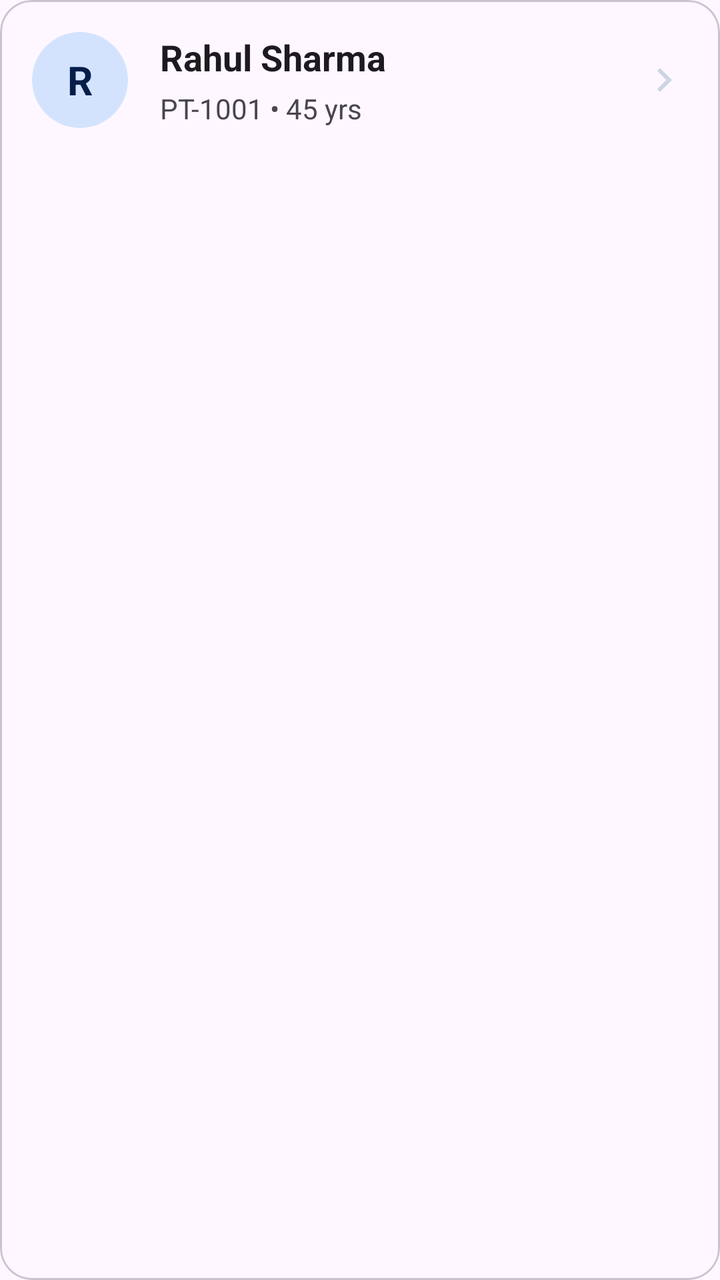
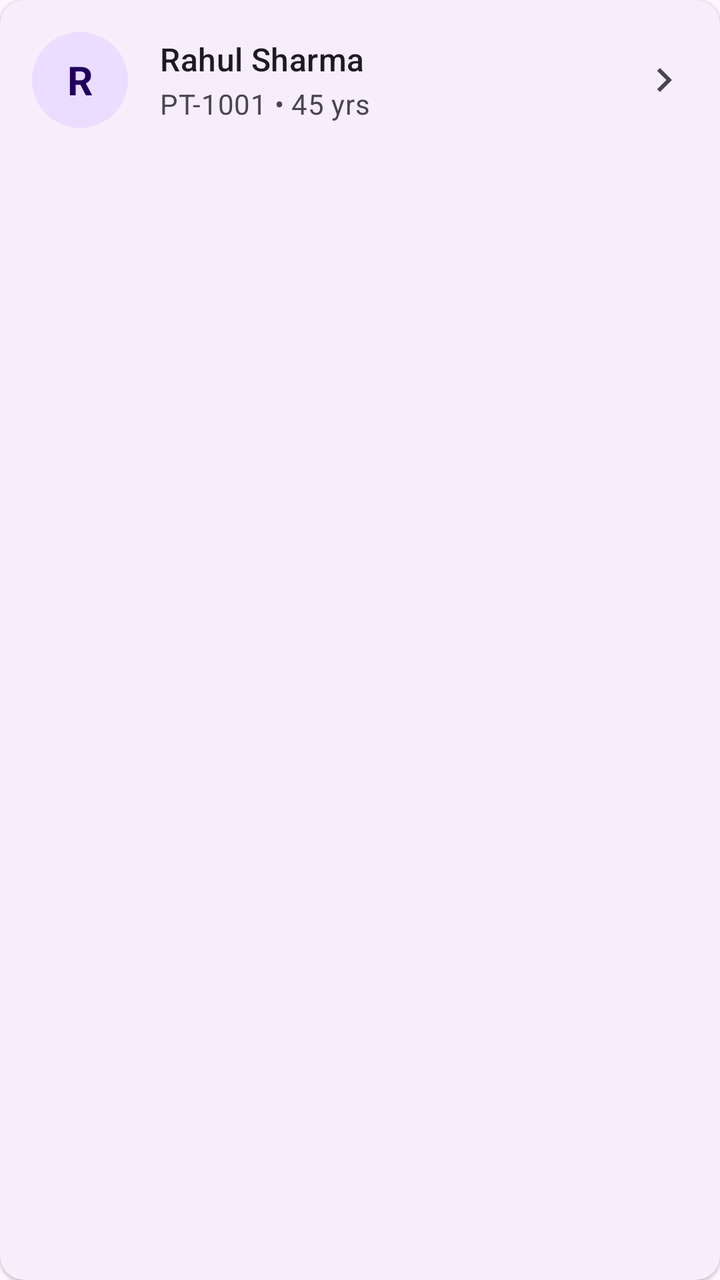

An Android layout rendered at two revisions. The XML below is the earlier revision; the diff shows what the commit changed to produce the second picture.
<!-- AndroidManifest.xml: application theme Theme.Healthcare_app -->
<!-- res/layout/item_patient_card.xml -->
<?xml version="1.0" encoding="utf-8"?>
<com.google.android.material.card.MaterialCardView xmlns:android="http://schemas.android.com/apk/res/android"
    xmlns:app="http://schemas.android.com/apk/res-auto"
    android:layout_width="match_parent"
    android:layout_height="wrap_content"
    android:layout_marginHorizontal="16dp"
    android:layout_marginVertical="8dp"
    app:cardBackgroundColor="?attr/colorSurface"
    app:cardCornerRadius="16dp"
    app:cardElevation="0dp"
    app:strokeColor="?attr/colorOutlineVariant"
    app:strokeWidth="1dp">

    <androidx.constraintlayout.widget.ConstraintLayout
        android:layout_width="match_parent"
        android:layout_height="wrap_content"
        android:padding="16dp">

        <TextView
            android:id="@+id/textAvatar"
            android:layout_width="48dp"
            android:layout_height="48dp"
            android:background="@drawable/bg_circle_avatar"
            android:gravity="center"
            android:text="R"
            android:textColor="@color/avatar_text_blue"
            android:textSize="20sp"
            android:textStyle="bold"
            app:layout_constraintBottom_toBottomOf="parent"
            app:layout_constraintStart_toStartOf="parent"
            app:layout_constraintTop_toTopOf="parent" />

        <TextView
            android:id="@+id/textPatientName"
            android:layout_width="0dp"
            android:layout_height="wrap_content"
            android:layout_marginStart="16dp"
            android:layout_marginEnd="8dp"
            android:text="Rahul Sharma"
            android:textColor="?attr/colorOnSurface"
            android:textSize="18sp"
            android:textStyle="bold"
            app:layout_constraintBottom_toTopOf="@+id/textPatientDetails"
            app:layout_constraintEnd_toStartOf="@+id/iconArrow"
            app:layout_constraintStart_toEndOf="@+id/textAvatar"
            app:layout_constraintTop_toTopOf="@+id/textAvatar"
            app:layout_constraintVertical_chainStyle="packed" />

        <TextView
            android:id="@+id/textPatientDetails"
            android:layout_width="0dp"
            android:layout_height="wrap_content"
            android:layout_marginStart="16dp"
            android:layout_marginTop="4dp"
            android:layout_marginEnd="8dp"
            android:text="PT-1001 • 45 yrs"
            android:textColor="?attr/colorOnSurfaceVariant"
            android:textSize="14sp"
            app:layout_constraintBottom_toBottomOf="@+id/textAvatar"
            app:layout_constraintEnd_toStartOf="@+id/iconArrow"
            app:layout_constraintStart_toEndOf="@+id/textAvatar"
            app:layout_constraintTop_toBottomOf="@+id/textPatientName" />

        <ImageView
            android:id="@+id/iconArrow"
            android:layout_width="wrap_content"
            android:layout_height="wrap_content"
            android:src="@drawable/ic_chevron_right"
            app:layout_constraintBottom_toBottomOf="parent"
            app:layout_constraintEnd_toEndOf="parent"
            app:layout_constraintTop_toTopOf="parent" />

    </androidx.constraintlayout.widget.ConstraintLayout>
</com.google.android.material.card.MaterialCardView>
<!-- resources referenced by this layout -->
<resources>
  <color name="avatar_text_blue">#041E49</color>
  <!-- drawable bg_circle_avatar (drawable) -->
  <?xml version="1.0" encoding="utf-8"?>
  <shape xmlns:android="http://schemas.android.com/apk/res/android"
      android:shape="oval">
      <solid android:color="@color/avatar_bg_blue" />
  </shape>
  <!-- drawable ic_chevron_right (drawable) -->
  <vector xmlns:android="http://schemas.android.com/apk/res/android"
      android:width="24dp"
      android:height="24dp"
      android:viewportWidth="24"
      android:viewportHeight="24"
      android:tint="#CBD5E1">
      <path
          android:fillColor="@android:color/white"
          android:pathData="M10,6L8.59,7.41 13.17,12l-4.58,4.59L10,18l6,-6z"/>
  </vector>
  <style name="Theme.Healthcare_app" parent="Base.Theme.Healthcare_app" />
  <color name="avatar_bg_blue">#D3E3FD</color>
  <style name="Base.Theme.Healthcare_app" parent="Theme.Material3.DayNight.NoActionBar">
      </style>
</resources>

<!-- the commit's change to res/layout/item_patient_card.xml (unified diff, before → after) -->
@@ -4,71 +4,67 @@
     android:layout_width="match_parent"
     android:layout_height="wrap_content"
     android:layout_marginHorizontal="16dp"
-    android:layout_marginVertical="8dp"
-    app:cardBackgroundColor="?attr/colorSurface"
-    app:cardCornerRadius="16dp"
-    app:cardElevation="0dp"
-    app:strokeColor="?attr/colorOutlineVariant"
-    app:strokeWidth="1dp">
+    android:layout_marginVertical="6dp"
+    app:cardElevation="1dp"
+    app:cardCornerRadius="12dp"
+    app:strokeWidth="0dp">
 
-    <androidx.constraintlayout.widget.ConstraintLayout
+    <LinearLayout
         android:layout_width="match_parent"
         android:layout_height="wrap_content"
-        android:padding="16dp">
+        android:orientation="horizontal"
+        android:padding="16dp"
+        android:gravity="center_vertical"
+        android:background="?attr/selectableItemBackground">
 
+        
         <TextView
             android:id="@+id/textAvatar"
             android:layout_width="48dp"
             android:layout_height="48dp"
             android:background="@drawable/bg_circle_avatar"
+            android:backgroundTint="?attr/colorPrimaryContainer"
             android:gravity="center"
             android:text="R"
-            android:textColor="@color/avatar_text_blue"
+            android:textColor="?attr/colorOnPrimaryContainer"
             android:textSize="20sp"
-            android:textStyle="bold"
-            app:layout_constraintBottom_toBottomOf="parent"
-            app:layout_constraintStart_toStartOf="parent"
-            app:layout_constraintTop_toTopOf="parent" />
+            android:textStyle="bold" />
 
-        <TextView
-            android:id="@+id/textPatientName"
+        
+        <LinearLayout
             android:layout_width="0dp"
             android:layout_height="wrap_content"
+            android:layout_weight="1"
+            android:orientation="vertical"
             android:layout_marginStart="16dp"
-            android:layout_marginEnd="8dp"
-            android:text="Rahul Sharma"
-            android:textColor="?attr/colorOnSurface"
-            android:textSize="18sp"
-            android:textStyle="bold"
-            app:layout_constraintBottom_toTopOf="@+id/textPatientDetails"
-            app:layout_constraintEnd_toStartOf="@+id/iconArrow"
-            app:layout_constraintStart_toEndOf="@+id/textAvatar"
-            app:layout_constraintTop_toTopOf="@+id/textAvatar"
-            app:layout_constraintVertical_chainStyle="packed" />
+            android:layout_marginEnd="8dp">
 
-        <TextView
-            android:id="@+id/textPatientDetails"
-            android:layout_width="0dp"
-            android:layout_height="wrap_content"
-            android:layout_marginStart="16dp"
-            android:layout_marginTop="4dp"
-            android:layout_marginEnd="8dp"
-            android:text="PT-1001 • 45 yrs"
-            android:textColor="?attr/colorOnSurfaceVariant"
-            android:textSize="14sp"
-            app:layout_constraintBottom_toBottomOf="@+id/textAvatar"
-            app:layout_constraintEnd_toStartOf="@+id/iconArrow"
-            app:layout_constraintStart_toEndOf="@+id/textAvatar"
-            app:layout_constraintTop_toBottomOf="@+id/textPatientName" />
+            <TextView
+                android:id="@+id/textPatientName"
+                android:layout_width="wrap_content"
+                android:layout_height="wrap_content"
+                android:text="Rahul Sharma"
+                android:textAppearance="?attr/textAppearanceTitleMedium"
+                android:textColor="?attr/colorOnSurface" />
 
+            <TextView
+                android:id="@+id/textPatientDetails"
+                android:layout_width="wrap_content"
+                android:layout_height="wrap_content"
+                android:layout_marginTop="2dp"
+                android:text="PT-1001 • 45 yrs"
+                android:textAppearance="?attr/textAppearanceBodyMedium"
+                android:textColor="?attr/colorOnSurfaceVariant" />
+        </LinearLayout>
+
+        
         <ImageView
             android:id="@+id/iconArrow"
             android:layout_width="wrap_content"
             android:layout_height="wrap_content"
             android:src="@drawable/ic_chevron_right"
-            app:layout_constraintBottom_toBottomOf="parent"
-            app:layout_constraintEnd_toEndOf="parent"
-            app:layout_constraintTop_toTopOf="parent" />
+            app:tint="?attr/colorOnSurfaceVariant" />
 
-    </androidx.constraintlayout.widget.ConstraintLayout>
+    </LinearLayout>
+
 </com.google.android.material.card.MaterialCardView>
<!-- resource entries referenced after the edit -->
@@ -1,6 +1,5 @@
 <!-- resources referenced by this layout -->
 <resources>
-  <color name="avatar_text_blue">#041E49</color>
   <!-- drawable bg_circle_avatar (drawable) -->
   <?xml version="1.0" encoding="utf-8"?>
   <shape xmlns:android="http://schemas.android.com/apk/res/android"
